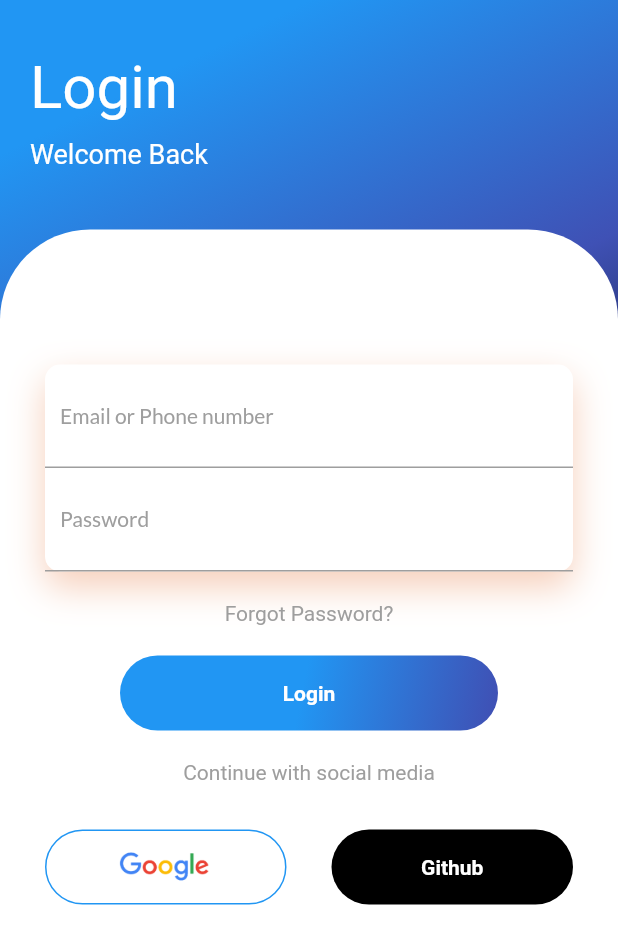
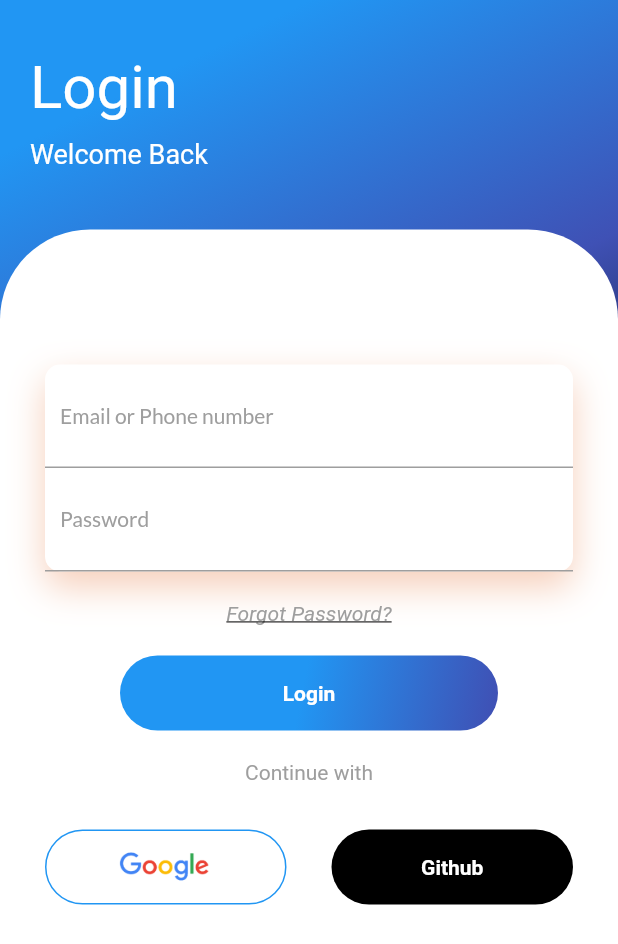
Before and after one commit to javedmughal-058/grid_view_builder_in_flutter, a Flutter app: the screen it shows after launch, on a phone screen of 412 x 824 dp. Shown: the top 944 px of the screen. Run offline on Flutter 3.47's test engine with Material 2 defaults, Android fonts, the phone set to English and light mode, and no system bars; our stand-ins replace flutter_html, get, google_fonts, shared_preferences, simple_animations.

Commit message:
Update loginPage.dart

```diff
--- a/lib/views/login/loginPage.dart
+++ b/lib/views/login/loginPage.dart
@@ -95,7 +95,16 @@ class LoginPage extends StatelessWidget {
                               ),
                             ),
                             const SizedBox(height: 20,),
-                            const Text("Forgot Password?", style:  TextStyle(color: Colors.grey),),
+                            GestureDetector(
+                              onTap: (){},
+                              child: const Text("Forgot Password?",
+                                style:  TextStyle(
+                                  color: Colors.grey,
+                                  fontStyle: FontStyle.italic,
+                                  decoration: TextDecoration.underline,
+                                  decorationColor: Colors.black
+                                ),),
+                            ),
                             const SizedBox(height: 20,),
                             GestureDetector(
                               onTap: (){
@@ -111,7 +120,6 @@ class LoginPage extends StatelessWidget {
                                         colors: [
                                           Colors.blue,
                                           Colors.indigo,
-
                                         ]
                                     )
                                 ),
@@ -121,7 +129,7 @@ class LoginPage extends StatelessWidget {
                               ),
                             ),
                             const SizedBox(height: 20,),
-                            const Text("Continue with social media", style: TextStyle(color: Colors.grey),),
+                            const Text("Continue with", style: TextStyle(color: Colors.grey),),
                             const SizedBox(height: 30,),
                             Row(
                               children: <Widget>[
```
